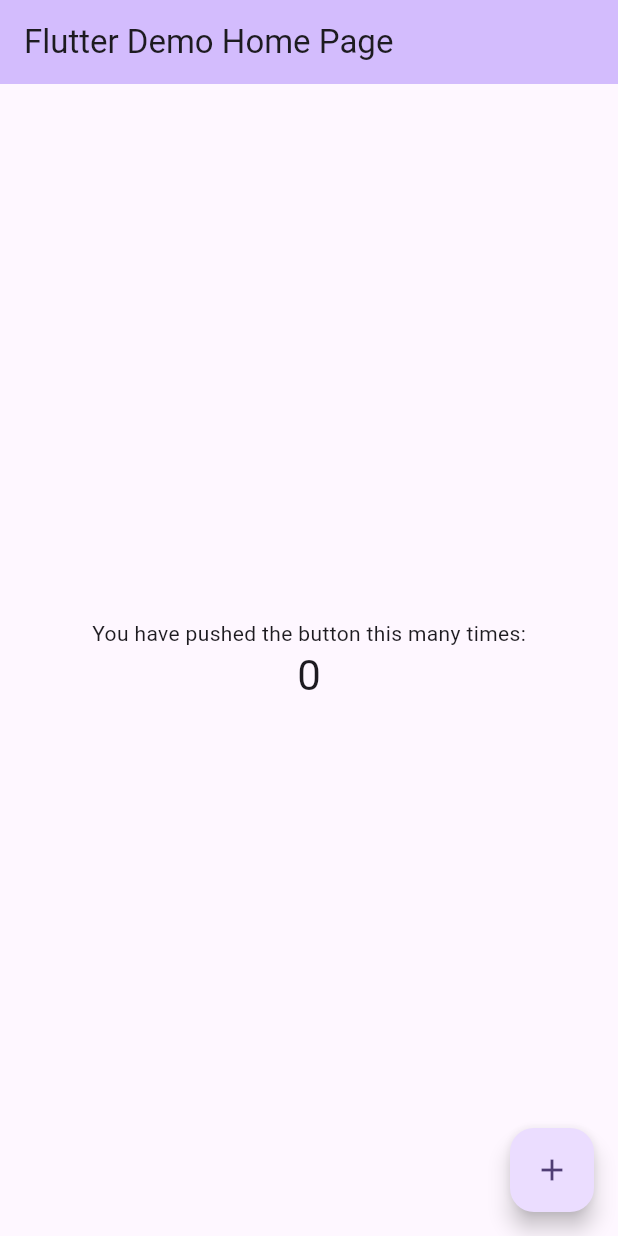
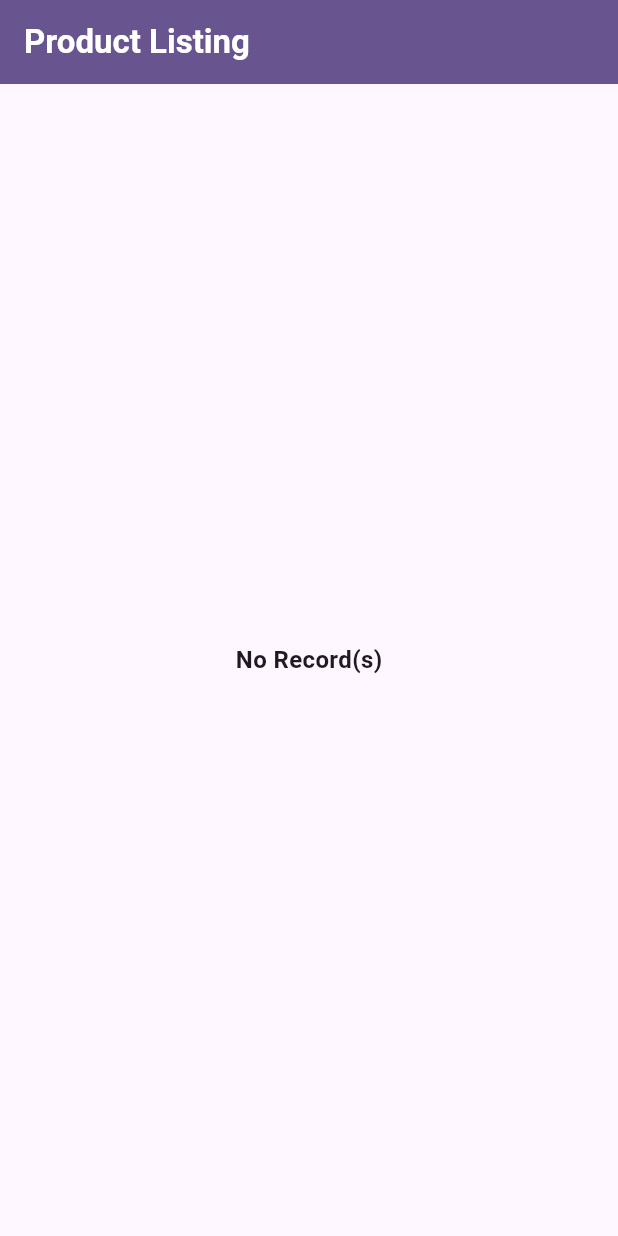
Before and after one commit to ChoyCheeWei/flutter-test, a Flutter app: the screen it shows after launch, on a phone screen of 412 x 824 dp. Run offline on Flutter 3.47's test engine with Material 3 defaults, Android fonts, the phone set to English and light mode, and no system bars; our stand-ins replace equatable, flutter_bloc, hydrated_bloc; network calls fail.

Commit message:
feat: implement product list UI and API integration

```diff
--- a/lib/main.dart
+++ b/lib/main.dart
@@ -1,6 +1,22 @@
 import 'package:flutter/material.dart';
+import 'package:flutter_bloc/flutter_bloc.dart';
+import 'package:hydrated_bloc/hydrated_bloc.dart';
+import 'package:myeg_flutter_test/modules/product_listing/ui/pages/product_listing_page.dart';
+import 'package:path_provider/path_provider.dart';
 
-void main() {
+import 'modules/product_listing/bloc/product_cubit.dart';
+
+void main() async {
+  WidgetsFlutterBinding.ensureInitialized();
+  var storageDir = await getApplicationSupportDirectory();
+
+  try {
+    HydratedBloc.storage = await HydratedStorage.build(
+      storageDirectory: HydratedStorageDirectory("${storageDir.path}/flutter_test"),
+    );
+  } catch (e) {
+    debugPrint('Error: Init Hydrated Storage Failed: $e');
+  }
   runApp(const MyApp());
 }
 
@@ -10,59 +26,18 @@ class MyApp extends StatelessWidget {
   @override
   Widget build(BuildContext context) {
     return MaterialApp(
-      title: 'Flutter Demo',
+      title: 'Flutter Test',
+      debugShowCheckedModeBanner: false,
       theme: ThemeData(
         colorScheme: ColorScheme.fromSeed(seedColor: Colors.deepPurple),
       ),
-      home: const MyHomePage(title: 'Flutter Demo Home Page'),
-    );
-  }
-}
-
-class MyHomePage extends StatefulWidget {
-  const MyHomePage({
-    super.key,
-    required this.title,
-  });
-
-  final String title;
-
-  @override
-  State<MyHomePage> createState() => _MyHomePageState();
-}
-
-class _MyHomePageState extends State<MyHomePage> {
-  int _counter = 0;
-
-  void _incrementCounter() {
-    setState(() {
-      _counter++;
-    });
-  }
-
-  @override
-  Widget build(BuildContext context) {
-    return Scaffold(
-      appBar: AppBar(
-        backgroundColor: Theme.of(context).colorScheme.inversePrimary,
-        title: Text(widget.title),
-      ),
-      body: Center(
-        child: Column(
-          mainAxisAlignment: MainAxisAlignment.center,
-          children: [
-            const Text('You have pushed the button this many times:'),
-            Text(
-              '$_counter',
-              style: Theme.of(context).textTheme.headlineMedium,
-            ),
-          ],
-        ),
-      ),
-      floatingActionButton: FloatingActionButton(
-        onPressed: _incrementCounter,
-        tooltip: 'Increment',
-        child: const Icon(Icons.add),
+      home: MultiBlocProvider(
+        providers: [
+          BlocProvider(
+            create: (context) => ProductCubit(),
+          ),
+        ],
+        child: ProductListingPage(),
       ),
     );
   }
--- /dev/null
+++ b/lib/models/product/product_model.dart
@@ -0,0 +1,93 @@
+import 'package:equatable/equatable.dart';
+import 'package:myeg_flutter_test/models/product/rating_model.dart';
+
+class ProductModel extends Equatable {
+  final int id;
+  final String title;
+  final num price;
+  final String description;
+  final String category;
+  final String image;
+  final RatingModel rating;
+
+  const ProductModel({
+    required this.id,
+    required this.title,
+    required this.price,
+    required this.description,
+    required this.category,
+    required this.image,
+    required this.rating,
+  });
+
+  factory ProductModel.fromJson(Map<String, dynamic> json) {
+    return ProductModel(
+      id: json['id'] ?? 0,
+      title: json['title'] ?? '',
+      price: json['price'] ?? 0,
+      description: json['description'] ?? '',
+      category: json['category'] ?? '',
+      image: json['image'] ?? '',
+      rating: RatingModel.fromJson(json['rating'] ?? {}),
+    );
+  }
+
+  Map<String, dynamic> toJson() {
+    return {
+      'id': id,
+      'title': title,
+      'price': price,
+      'description': description,
+      'category': category,
+      'image': image,
+      'rating': rating.toJson(),
+    };
+  }
+
+  static List<ProductModel> fromList(List<dynamic> list) {
+    return list.map((e) => ProductModel.fromJson(e)).toList();
+  }
+
+  ProductModel copyWith({
+    int? id,
+    String? title,
+    num? price,
+    String? description,
+    String? category,
+    String? image,
+    RatingModel? rating,
+  }) {
+    return ProductModel(
+      id: id ?? this.id,
+      title: title ?? this.title,
+      price: price ?? this.price,
+      description: description ?? this.description,
+      category: category ?? this.category,
+      image: image ?? this.image,
+      rating: rating ?? this.rating,
+    );
+  }
+
+  factory ProductModel.empty() {
+    return ProductModel(
+      id: 0,
+      title: '',
+      price: 0,
+      description: '',
+      category: '',
+      image: '',
+      rating: RatingModel.empty(),
+    );
+  }
+
+  @override
+  List<Object?> get props => [
+        id,
+        title,
+        price,
+        description,
+        category,
+        image,
+        rating,
+      ];
+}
--- /dev/null
+++ b/lib/modules/enum/enum.dart
@@ -0,0 +1,6 @@
+enum ProductStateStatus {
+  initial,
+  loading,
+  loaded,
+  failed,
+}
--- /dev/null
+++ b/lib/modules/product_listing/bloc/product_cubit.dart
@@ -0,0 +1,47 @@
+import 'dart:convert';
+
+import 'package:equatable/equatable.dart';
+import 'package:http/http.dart' as http;
+import 'package:hydrated_bloc/hydrated_bloc.dart';
+import 'package:myeg_flutter_test/models/product/product_model.dart';
+
+import '../../enum/enum.dart';
+
+part 'product_state.dart';
+
+class ProductCubit extends HydratedCubit<ProductState> {
+  ProductCubit() : super(ProductState.initial()) {
+    getProductListing();
+  }
+
+  Future<void> getProductListing() async {
+    try {
+      emit(state.copyWith(stateStatus: ProductStateStatus.loading));
+      String url = 'https://fakestoreapi.com/products';
+      final response = await http.get(Uri.parse(url));
+      if (response.statusCode == 200) {
+        final products = ProductModel.fromList(jsonDecode(response.body));
+        emit(
+          state.copyWith(
+            products: products,
+            stateStatus: ProductStateStatus.loaded,
+          ),
+        );
+      }
+    } catch (e) {
+      emit(state.copyWith(
+        stateStatus: ProductStateStatus.failed,
+      ));
+    }
+  }
+
+  @override
+  ProductState? fromJson(Map<String, dynamic> json) {
+    return ProductState.fromJson(json);
+  }
+
+  @override
+  Map<String, dynamic>? toJson(ProductState state) {
+    return state.toJson();
+  }
+}
--- /dev/null
+++ b/lib/modules/product_listing/bloc/product_state.dart
@@ -0,0 +1,56 @@
+part of 'product_cubit.dart';
+
+class ProductState extends Equatable {
+  final ProductStateStatus stateStatus;
+  final List<ProductModel> products;
+
+  const ProductState({
+    required this.stateStatus,
+    required this.products,
+  });
+
+  bool get isLoading => stateStatus == ProductStateStatus.loading;
+  bool get isLoaded => stateStatus == ProductStateStatus.loaded;
+  bool get isEmpty => products.isEmpty;
+  bool get isFailed => stateStatus == ProductStateStatus.failed;
+
+  factory ProductState.initial() {
+    return const ProductState(
+      stateStatus: ProductStateStatus.initial,
+      products: [],
+    );
+  }
+
+  factory ProductState.fromJson(Map<String, dynamic> json) {
+    return ProductState(
+      stateStatus: ProductStateStatus.values.firstWhere(
+        (e) => e.name == json['stateStatus'],
+        orElse: () => ProductStateStatus.initial,
+      ),
+      products: ProductModel.fromList(json['products'] ?? []),
+    );
+  }
+
+  Map<String, dynamic> toJson() {
+    return {
+      'stateStatus': stateStatus.name,
+      'products': products,
+    };
+  }
+
+  ProductState copyWith({
+    ProductStateStatus? stateStatus,
+    List<ProductModel>? products,
+  }) {
+    return ProductState(
+      stateStatus: stateStatus ?? this.stateStatus,
+      products: products ?? this.products,
+    );
+  }
+
+  @override
+  List<Object?> get props => [
+        stateStatus,
+        products,
+      ];
+}
--- /dev/null
+++ b/lib/modules/product_listing/ui/pages/product_listing_page.dart
@@ -0,0 +1,91 @@
+import 'package:flutter/material.dart';
+import 'package:flutter_bloc/flutter_bloc.dart';
+
+import '../../bloc/product_cubit.dart';
+import '../widgets/product_item_widget.dart';
+
+class ProductListingPage extends StatefulWidget {
+  const ProductListingPage({super.key});
+
+  @override
+  State<ProductListingPage> createState() => _ProductListingPageState();
+}
+
+class _ProductListingPageState extends State<ProductListingPage> {
+  @override
+  Widget build(BuildContext context) {
+    return BlocConsumer<ProductCubit, ProductState>(
+      listener: (context, state) {
+        if (state.isFailed) {
+          ScaffoldMessenger.of(context).showSnackBar(
+            SnackBar(
+              backgroundColor: Colors.red,
+              content: Text(
+                'Failed to load data',
+                style: TextStyle(
+                  fontWeight: FontWeight.bold,
+                  fontSize: 16,
+                ),
+              ),
+            ),
+          );
+        }
+      },
+      builder: (context, state) {
+        return Scaffold(
+          appBar: _getAppBarWidget(),
+          body: _getBodyWidget(state),
+        );
+      },
+    );
+  }
+
+  Widget _getBodyWidget(ProductState state) {
+    if (state.isEmpty) {
+      return Center(
+        child: Text(
+          'No Record(s)',
+          style: TextStyle(
+            fontWeight: FontWeight.bold,
+            fontSize: 16,
+          ),
+        ),
+      );
+    }
+    return Container(
+      margin: EdgeInsets.only(bottom: 20),
+      child: GridView.builder(
+        shrinkWrap: true,
+        padding: EdgeInsets.symmetric(horizontal: 16, vertical: 16),
+        gridDelegate: SliverGridDelegateWithFixedCrossAxisCount(
+          crossAxisCount: 2,
+          crossAxisSpacing: 16,
+          mainAxisSpacing: 16,
+          mainAxisExtent: 220,
+        ),
+        itemCount: state.products.length,
+        itemBuilder: (context, index) {
+          final product = state.products[index];
+          return ProductItemWidget(
+            product: product,
+          );
+        },
+      ),
+    );
+  }
+
+  AppBar _getAppBarWidget() {
+    final colorScheme = Theme.of(context).colorScheme;
+    return AppBar(
+      backgroundColor: colorScheme.primary,
+      centerTitle: false,
+      title: Text(
+        'Product Listing',
+        style: TextStyle(
+          fontWeight: FontWeight.bold,
+          color: Colors.white,
+        ),
+      ),
+    );
+  }
+}
--- a/pubspec.yaml
+++ b/pubspec.yaml
@@ -34,6 +34,11 @@ dependencies:
   # The following adds the Cupertino Icons font to your application.
   # Use with the CupertinoIcons class for iOS style icons.
   cupertino_icons: ^1.0.8
+  http: ^1.4.0
+  equatable: ^2.0.7
+  hydrated_bloc: ^10.0.0
+  path_provider: ^2.1.5
+  flutter_bloc: ^9.1.1
 
 dev_dependencies:
   flutter_test:
```
Also changed, not shown: lib/models/product/rating_model.dart (added, +38 -0 lines), lib/modules/product_listing/ui/widgets/product_item_widget.dart (added, +94 -0 lines), pubspec.lock, 10 other files.
